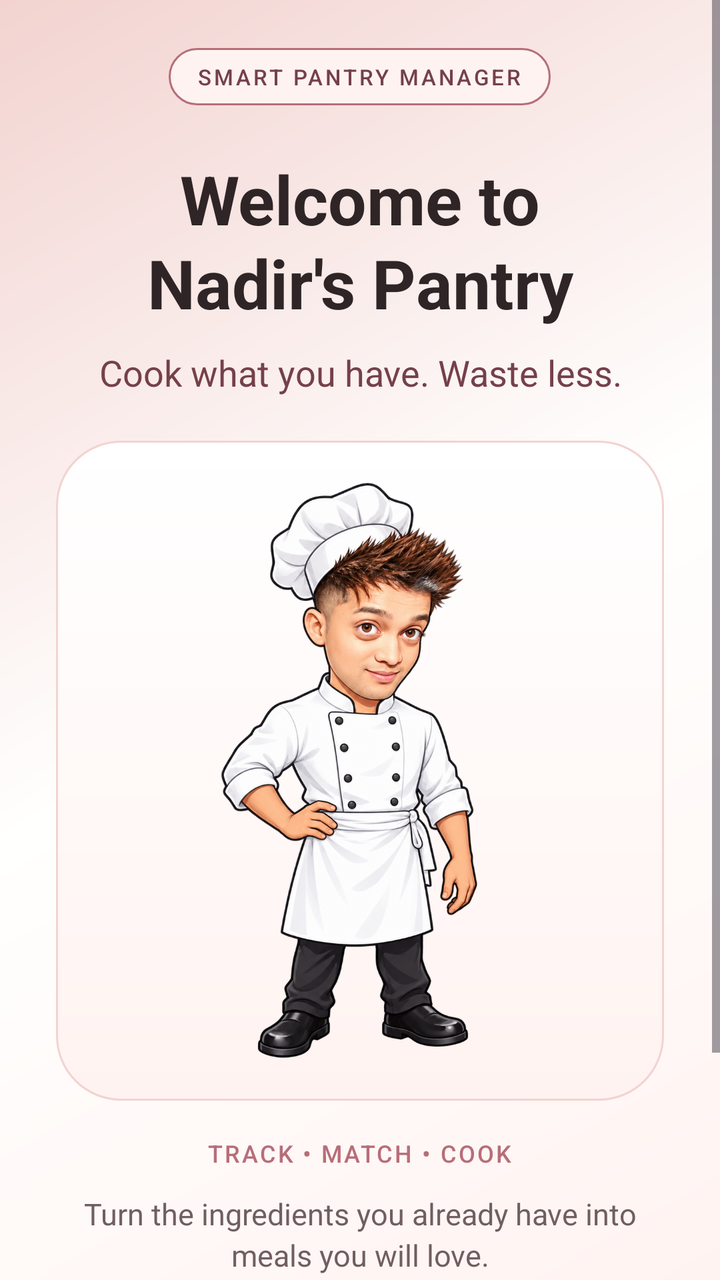
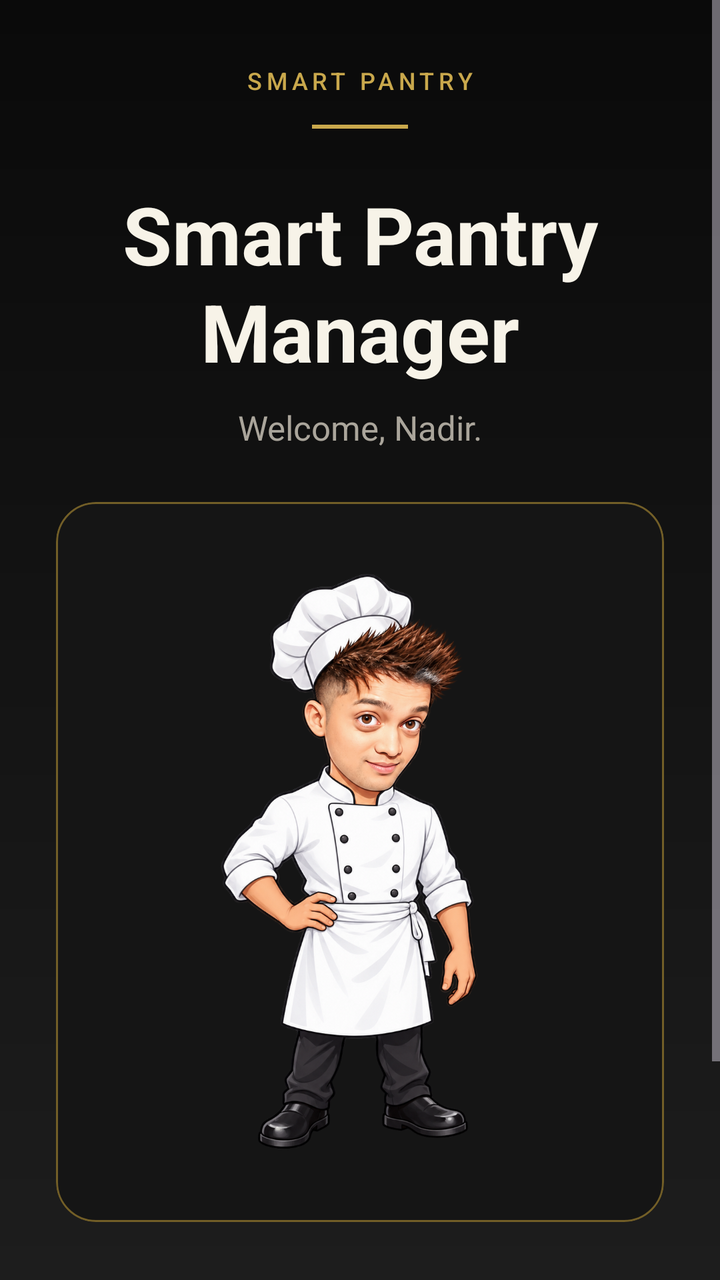

The first picture is an Android layout as it rendered before a commit; the second is the same layout after the commit. The layout source and the unified diff follow.
<!-- AndroidManifest.xml: application theme Theme.SmartPantryManager -->
<!-- res/layout/activity_welcome.xml -->
<?xml version="1.0" encoding="utf-8"?>
<ScrollView xmlns:android="http://schemas.android.com/apk/res/android"
    xmlns:app="http://schemas.android.com/apk/res-auto"
    xmlns:tools="http://schemas.android.com/tools"
    android:id="@+id/welcome_root"
    android:layout_width="match_parent"
    android:layout_height="match_parent"
    android:background="@drawable/welcome_background"
    android:fillViewport="true"
    tools:context=".WelcomeActivity">

    <LinearLayout
        android:layout_width="match_parent"
        android:layout_height="wrap_content"
        android:gravity="center_horizontal"
        android:orientation="vertical"
        android:paddingStart="28dp"
        android:paddingTop="24dp"
        android:paddingEnd="28dp"
        android:paddingBottom="28dp">

        <TextView
            android:layout_width="wrap_content"
            android:layout_height="wrap_content"
            android:background="@drawable/welcome_badge_background"
            android:fontFamily="sans-serif-medium"
            android:letterSpacing="0.12"
            android:text="@string/welcome_badge"
            android:textColor="@color/rose_gold_dark"
            android:textSize="11sp" />

        <TextView
            android:layout_width="match_parent"
            android:layout_height="wrap_content"
            android:layout_marginTop="24dp"
            android:fontFamily="sans-serif"
            android:gravity="center"
            android:lineSpacingExtra="2dp"
            android:text="@string/welcome_title"
            android:textColor="@color/charcoal"
            android:textSize="34sp"
            android:textStyle="bold" />

        <TextView
            android:layout_width="match_parent"
            android:layout_height="wrap_content"
            android:layout_marginTop="10dp"
            android:gravity="center"
            android:text="@string/welcome_subtitle"
            android:textColor="@color/rose_gold_dark"
            android:textSize="18sp" />

        <FrameLayout
            android:layout_width="match_parent"
            android:layout_height="330dp"
            android:layout_marginTop="22dp"
            android:background="@drawable/welcome_image_panel"
            android:padding="8dp">

            <ImageView
                android:layout_width="match_parent"
                android:layout_height="match_parent"
                android:contentDescription="@string/welcome_chef_description"
                android:scaleType="centerInside"
                android:src="@drawable/nadir_chef_welcome" />

        </FrameLayout>

        <TextView
            android:layout_width="wrap_content"
            android:layout_height="wrap_content"
            android:layout_marginTop="18dp"
            android:fontFamily="sans-serif-medium"
            android:letterSpacing="0.08"
            android:text="@string/welcome_features"
            android:textColor="@color/rose_gold"
            android:textSize="12sp" />

        <TextView
            android:layout_width="match_parent"
            android:layout_height="wrap_content"
            android:layout_marginTop="12dp"
            android:gravity="center"
            android:lineSpacingExtra="3dp"
            android:text="@string/welcome_body"
            android:textColor="@color/muted_brown"
            android:textSize="15sp" />

        <com.google.android.material.button.MaterialButton
            android:id="@+id/button_enter_pantry"
            android:layout_width="match_parent"
            android:layout_height="56dp"
            android:layout_marginTop="24dp"
            android:text="@string/enter_pantry"
            android:textAllCaps="false"
            android:textColor="@color/white"
            android:textSize="16sp"
            app:backgroundTint="@color/rose_gold"
            app:cornerRadius="28dp" />

        <TextView
            android:layout_width="match_parent"
            android:layout_height="wrap_content"
            android:layout_marginTop="16dp"
            android:gravity="center"
            android:text="@string/welcome_footer"
            android:textColor="@color/muted_brown"
            android:textSize="12sp" />

    </LinearLayout>

</ScrollView>
<!-- resources referenced by this layout -->
<resources>
  <color name="charcoal">#2F2526</color>
  <color name="muted_brown">#715E61</color>
  <color name="rose_gold">#B76E79</color>
  <color name="rose_gold_dark">#75404A</color>
  <color name="white">#FFFFFFFF</color>
  <!-- drawable nadir_chef_welcome: png bitmap (drawable, 751455 bytes) -->
  <!-- drawable welcome_background (drawable) -->
  <?xml version="1.0" encoding="utf-8"?>
  <shape xmlns:android="http://schemas.android.com/apk/res/android"
      android:shape="rectangle">
      <gradient
          android:angle="135"
          android:centerColor="@color/warm_white"
          android:endColor="@color/rose_gold_light"
          android:startColor="@color/rose_gold_soft" />
  </shape>
  <!-- drawable welcome_badge_background (drawable) -->
  <?xml version="1.0" encoding="utf-8"?>
  <shape xmlns:android="http://schemas.android.com/apk/res/android"
      android:shape="rectangle">
      <solid android:color="@color/rose_gold_soft" />
      <stroke
          android:width="1dp"
          android:color="@color/rose_gold" />
      <corners android:radius="24dp" />
      <padding
          android:bottom="7dp"
          android:left="14dp"
          android:right="14dp"
          android:top="7dp" />
  </shape>
  <!-- drawable welcome_image_panel (drawable) -->
  <?xml version="1.0" encoding="utf-8"?>
  <shape xmlns:android="http://schemas.android.com/apk/res/android"
      android:shape="rectangle">
      <gradient
          android:angle="90"
          android:endColor="@color/white"
          android:startColor="@color/rose_gold_soft" />
      <stroke
          android:width="1dp"
          android:color="@color/rose_gold_light" />
      <corners android:radius="32dp" />
  </shape>
  <string name="enter_pantry">Enter My Pantry</string>
  <string name="welcome_badge">SMART PANTRY MANAGER</string>
  <string name="welcome_body">Turn the ingredients you already have into meals you will love.</string>
  <string name="welcome_chef_description">Illustration of Nadir dressed as a chef</string>
  <string name="welcome_features">TRACK  •  MATCH  •  COOK</string>
  <string name="welcome_footer">Your ingredients. Your recipes. Less waste.</string>
  <string name="welcome_subtitle">Cook what you have. Waste less.</string>
  <string name="welcome_title">Welcome to\nNadir\'s Pantry</string>
  <style name="Theme.SmartPantryManager" parent="Base.Theme.SmartPantryManager" />
  <color name="warm_white">#FFFFFE</color>
  <color name="rose_gold_light">#F2D3D0</color>
  <color name="rose_gold_soft">#FFF3F1</color>
  <style name="Base.Theme.SmartPantryManager" parent="Theme.Material3.Light.NoActionBar">
          <item name="colorPrimary">@color/rose_gold</item>
          <item name="colorOnPrimary">@color/white</item>
          <item name="colorSecondary">@color/rose_gold_dark</item>
          <item name="colorSurface">@color/warm_white</item>
          <item name="colorOnSurface">@color/charcoal</item>
          <item name="android:statusBarColor">@color/warm_white</item>
          <item name="android:navigationBarColor">@color/warm_white</item>
          <item name="android:windowLightStatusBar">true</item>
      </style>
</resources>

<!-- the commit's change to res/layout/activity_welcome.xml (unified diff, before → after) -->
@@ -15,30 +15,35 @@
         android:gravity="center_horizontal"
         android:orientation="vertical"
         android:paddingStart="28dp"
-        android:paddingTop="24dp"
+        android:paddingTop="32dp"
         android:paddingEnd="28dp"
-        android:paddingBottom="28dp">
+        android:paddingBottom="32dp">
 
         <TextView
             android:layout_width="wrap_content"
             android:layout_height="wrap_content"
-            android:background="@drawable/welcome_badge_background"
             android:fontFamily="sans-serif-medium"
-            android:letterSpacing="0.12"
-            android:text="@string/welcome_badge"
-            android:textColor="@color/rose_gold_dark"
-            android:textSize="11sp" />
+            android:letterSpacing="0.18"
+            android:text="@string/welcome_wordmark"
+            android:textColor="@color/gold"
+            android:textSize="12sp" />
+
+        <View
+            android:layout_width="48dp"
+            android:layout_height="2dp"
+            android:layout_marginTop="14dp"
+            android:background="@color/gold" />
 
         <TextView
             android:layout_width="match_parent"
             android:layout_height="wrap_content"
-            android:layout_marginTop="24dp"
+            android:layout_marginTop="26dp"
             android:fontFamily="sans-serif"
             android:gravity="center"
             android:lineSpacingExtra="2dp"
             android:text="@string/welcome_title"
-            android:textColor="@color/charcoal"
-            android:textSize="34sp"
+            android:textColor="@color/warm_white"
+            android:textSize="40sp"
             android:textStyle="bold" />
 
         <TextView
@@ -47,65 +52,50 @@
             android:layout_marginTop="10dp"
             android:gravity="center"
             android:text="@string/welcome_subtitle"
-            android:textColor="@color/rose_gold_dark"
-            android:textSize="18sp" />
+            android:textColor="@color/muted_text"
+            android:textSize="17sp" />
 
-        <FrameLayout
+        <com.google.android.material.card.MaterialCardView
+            android:id="@+id/welcome_chef_panel"
             android:layout_width="match_parent"
-            android:layout_height="330dp"
-            android:layout_marginTop="22dp"
-            android:background="@drawable/welcome_image_panel"
-            android:padding="8dp">
+            android:layout_height="360dp"
+            android:layout_marginTop="26dp"
+            app:cardBackgroundColor="@color/surface_black"
+            app:cardCornerRadius="20dp"
+            app:cardElevation="0dp"
+            app:strokeColor="@color/gold_dark"
+            app:strokeWidth="1dp">
 
             <ImageView
                 android:layout_width="match_parent"
                 android:layout_height="match_parent"
                 android:contentDescription="@string/welcome_chef_description"
+                android:padding="8dp"
                 android:scaleType="centerInside"
                 android:src="@drawable/nadir_chef_welcome" />
 
-        </FrameLayout>
-
-        <TextView
-            android:layout_width="wrap_content"
-            android:layout_height="wrap_content"
-            android:layout_marginTop="18dp"
-            android:fontFamily="sans-serif-medium"
-            android:letterSpacing="0.08"
-            android:text="@string/welcome_features"
-            android:textColor="@color/rose_gold"
-            android:textSize="12sp" />
+        </com.google.android.material.card.MaterialCardView>
 
         <TextView
             android:layout_width="match_parent"
             android:layout_height="wrap_content"
-            android:layout_marginTop="12dp"
+            android:layout_marginTop="24dp"
             android:gravity="center"
-            android:lineSpacingExtra="3dp"
             android:text="@string/welcome_body"
-            android:textColor="@color/muted_brown"
-            android:textSize="15sp" />
+            android:textColor="@color/gold_light"
+            android:textSize="17sp" />
 
         <com.google.android.material.button.MaterialButton
             android:id="@+id/button_enter_pantry"
             android:layout_width="match_parent"
             android:layout_height="56dp"
-            android:layout_marginTop="24dp"
+            android:layout_marginTop="26dp"
             android:text="@string/enter_pantry"
             android:textAllCaps="false"
-            android:textColor="@color/white"
+            android:textColor="@color/app_black"
             android:textSize="16sp"
-            app:backgroundTint="@color/rose_gold"
-            app:cornerRadius="28dp" />
-
-        <TextView
-            android:layout_width="match_parent"
-            android:layout_height="wrap_content"
-            android:layout_marginTop="16dp"
-            android:gravity="center"
-            android:text="@string/welcome_footer"
-            android:textColor="@color/muted_brown"
-            android:textSize="12sp" />
+            app:backgroundTint="@color/gold"
+            app:cornerRadius="8dp" />
 
     </LinearLayout>
 
<!-- resource entries referenced after the edit -->
@@ -1,70 +1,39 @@
 <!-- resources referenced by this layout -->
 <resources>
-  <color name="charcoal">#2F2526</color>
-  <color name="muted_brown">#715E61</color>
-  <color name="rose_gold">#B76E79</color>
-  <color name="rose_gold_dark">#75404A</color>
-  <color name="white">#FFFFFFFF</color>
+  <color name="app_black">#0A0A0A</color>
+  <color name="gold">#C9A84C</color>
+  <color name="gold_dark">#725E27</color>
+  <color name="gold_light">#E3C875</color>
+  <color name="muted_text">#AAA59B</color>
+  <color name="surface_black">#151515</color>
+  <color name="warm_white">#F7F3E8</color>
   <!-- drawable nadir_chef_welcome: png bitmap (drawable, 751455 bytes) -->
   <!-- drawable welcome_background (drawable) -->
   <?xml version="1.0" encoding="utf-8"?>
   <shape xmlns:android="http://schemas.android.com/apk/res/android"
       android:shape="rectangle">
       <gradient
-          android:angle="135"
-          android:centerColor="@color/warm_white"
-          android:endColor="@color/rose_gold_light"
-          android:startColor="@color/rose_gold_soft" />
+          android:angle="90"
+          android:endColor="@color/app_black"
+          android:startColor="@color/surface_black_light" />
   </shape>
-  <!-- drawable welcome_badge_background (drawable) -->
-  <?xml version="1.0" encoding="utf-8"?>
-  <shape xmlns:android="http://schemas.android.com/apk/res/android"
-      android:shape="rectangle">
-      <solid android:color="@color/rose_gold_soft" />
-      <stroke
-          android:width="1dp"
-          android:color="@color/rose_gold" />
-      <corners android:radius="24dp" />
-      <padding
-          android:bottom="7dp"
-          android:left="14dp"
-          android:right="14dp"
-          android:top="7dp" />
-  </shape>
-  <!-- drawable welcome_image_panel (drawable) -->
-  <?xml version="1.0" encoding="utf-8"?>
-  <shape xmlns:android="http://schemas.android.com/apk/res/android"
-      android:shape="rectangle">
-      <gradient
-          android:angle="90"
-          android:endColor="@color/white"
-          android:startColor="@color/rose_gold_soft" />
-      <stroke
-          android:width="1dp"
-          android:color="@color/rose_gold_light" />
-      <corners android:radius="32dp" />
-  </shape>
-  <string name="enter_pantry">Enter My Pantry</string>
-  <string name="welcome_badge">SMART PANTRY MANAGER</string>
-  <string name="welcome_body">Turn the ingredients you already have into meals you will love.</string>
+  <string name="enter_pantry">Open Pantry</string>
+  <string name="welcome_body">Cook what you have. Waste less.</string>
   <string name="welcome_chef_description">Illustration of Nadir dressed as a chef</string>
-  <string name="welcome_features">TRACK  •  MATCH  •  COOK</string>
-  <string name="welcome_footer">Your ingredients. Your recipes. Less waste.</string>
-  <string name="welcome_subtitle">Cook what you have. Waste less.</string>
-  <string name="welcome_title">Welcome to\nNadir\'s Pantry</string>
+  <string name="welcome_subtitle">Welcome, Nadir.</string>
+  <string name="welcome_title">Smart Pantry\nManager</string>
+  <string name="welcome_wordmark">SMART PANTRY</string>
   <style name="Theme.SmartPantryManager" parent="Base.Theme.SmartPantryManager" />
-  <color name="warm_white">#FFFFFE</color>
-  <color name="rose_gold_light">#F2D3D0</color>
-  <color name="rose_gold_soft">#FFF3F1</color>
-  <style name="Base.Theme.SmartPantryManager" parent="Theme.Material3.Light.NoActionBar">
-          <item name="colorPrimary">@color/rose_gold</item>
-          <item name="colorOnPrimary">@color/white</item>
-          <item name="colorSecondary">@color/rose_gold_dark</item>
-          <item name="colorSurface">@color/warm_white</item>
-          <item name="colorOnSurface">@color/charcoal</item>
-          <item name="android:statusBarColor">@color/warm_white</item>
-          <item name="android:navigationBarColor">@color/warm_white</item>
-          <item name="android:windowLightStatusBar">true</item>
+  <color name="surface_black_light">#1D1D1D</color>
+  <style name="Base.Theme.SmartPantryManager" parent="Theme.Material3.Dark.NoActionBar">
+          <item name="colorPrimary">@color/gold</item>
+          <item name="colorOnPrimary">@color/app_black</item>
+          <item name="colorSecondary">@color/gold_light</item>
+          <item name="colorSurface">@color/app_black</item>
+          <item name="colorOnSurface">@color/warm_white</item>
+          <item name="android:statusBarColor">@color/app_black</item>
+          <item name="android:navigationBarColor">@color/app_black</item>
+          <item name="android:windowLightStatusBar">false</item>
       </style>
 </resources>
 
